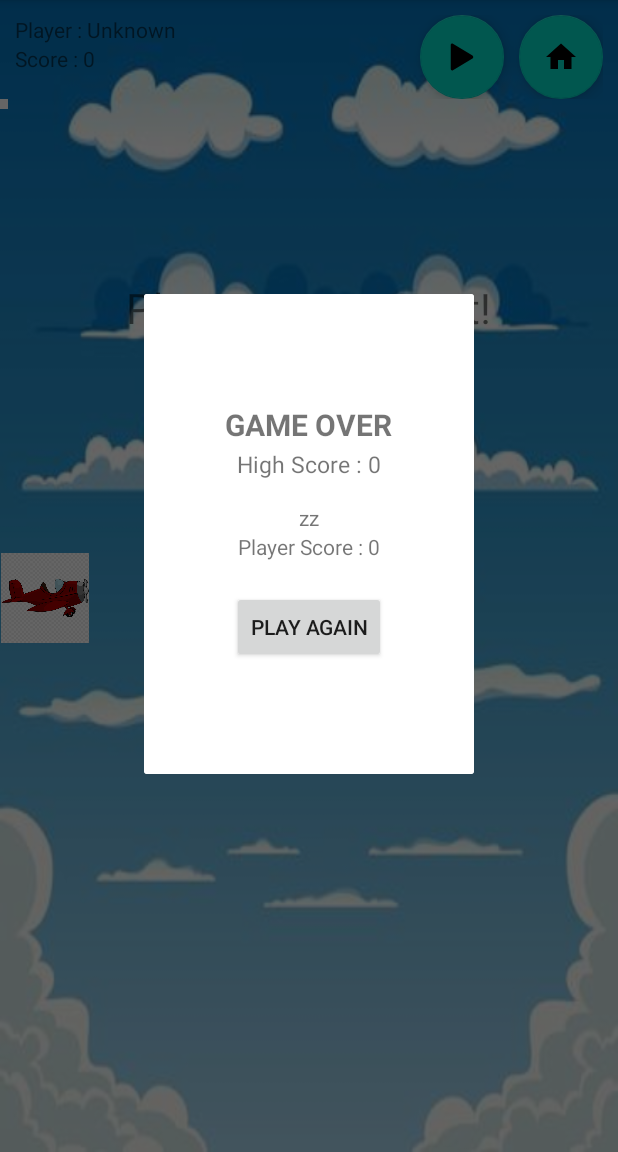
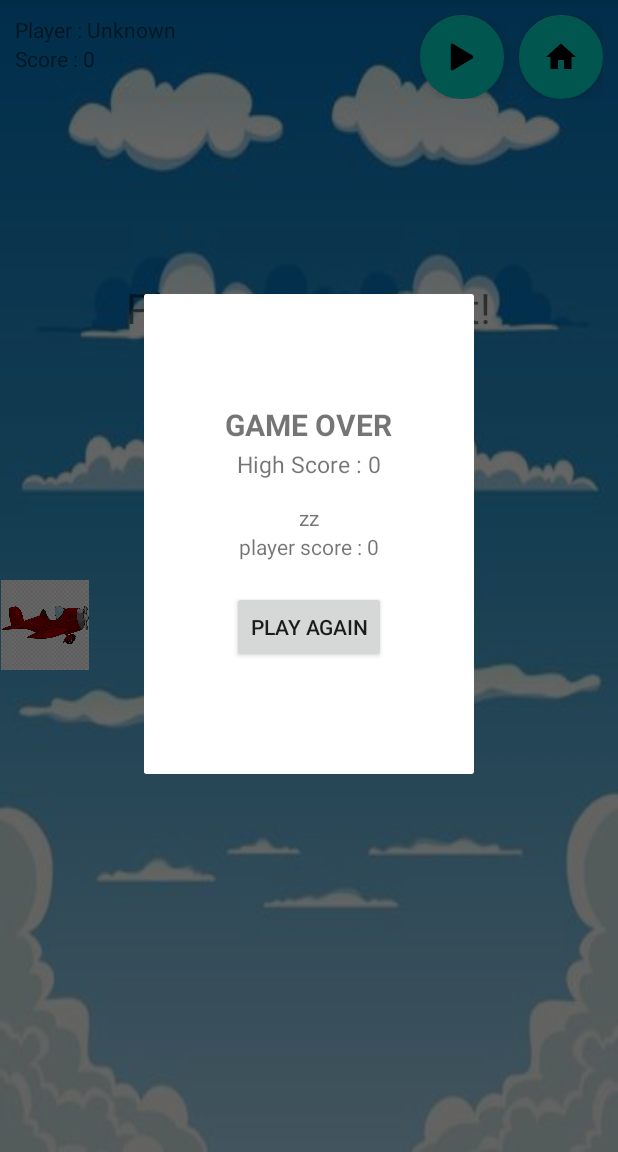
Before and after one commit to frederick98/TugasBesar-02, an Android app: the fragment GameOverFragment placed in its activity, on a phone screen of 412 x 824 dp, the part 84-1236 px from its top. Run offline under Robolectric (Android 15) with nearby library versions, the phone set to English and light mode, and no system bars.

Commit message:
Auto stash before merge of "developed" and "origin/master"

```diff
--- a/TugasBesar02/app/src/main/java/com/example/tugasbesar_02/MainActivity.java
+++ b/TugasBesar02/app/src/main/java/com/example/tugasbesar_02/MainActivity.java
@@ -2,15 +2,11 @@
 
 import androidx.appcompat.app.AppCompatActivity;
 import android.app.FragmentTransaction;
-import android.graphics.Bitmap;
-import android.graphics.Canvas;
-import android.graphics.Paint;
 import android.os.Bundle;
 import android.os.Handler;
 import android.util.Log;
 import android.view.MotionEvent;
 import android.view.View;
-import android.widget.Button;
 import android.widget.FrameLayout;
 import android.widget.ImageView;
 import android.widget.TextView;
@@ -21,9 +17,6 @@
 import java.util.TimerTask;
 
 public class MainActivity extends AppCompatActivity implements View.OnClickListener,FragmentListener {
-    protected Bitmap mBitmap;
-    protected Canvas mCanvas;
-    protected Paint strokePaint;
     protected FloatingActionButton fabPause;
     protected FloatingActionButton fabMenu;
     protected TextView tvPlayerName;
@@ -75,15 +68,15 @@
         this.fabPause.setOnClickListener(this);
         this.fabMenu.setOnClickListener(this);
 
-        tvScore.setText("Score : " + this.score);
-
-        this.plane = new Plane(this);
+        //this.plane = new Plane(this);
         this.enemyPlane = new EnemyPlane(this);
         this.bomb = new Bomb(this);
         this.fuel = new Fuel(this);
         this.reward = new Reward(this);
 
         this.url = "http://p3b.labftis.net/api.php";
+
+        tvScore.setText("Score : " + this.score);
     }
 
     public void changePosition() {
@@ -92,9 +85,9 @@
 
         // spawn object
         this.enemyPlane.spawn();
-        this.bomb.spawn();
-        this.fuel.spawn();
-        this.reward.spawn();
+        //this.bomb.spawn();
+        //this.fuel.spawn();
+        //this.reward.spawn();
 
         // move plane, dibuat kalo touch nanti naek, kalo release nanti turun
         if(action_flg == true){
@@ -106,6 +99,13 @@
             planeY += 20;
         }
 
+        canvasLimit();
+
+        tvScore.setText("Score : " + this.score);
+    }
+
+    // method ini untuk membuat si object plane dibatasi movementnya sama canvasnya
+    private void canvasLimit(){
         // check plane position
         if(planeY < 0){
             planeY = 0;
@@ -122,23 +122,28 @@
     kalo kena reward +=50
     kalo kena fuel +=20
      */
+    public void hitStatus(){
+        // ngitungnya kalo kena center si ivplane(plane1) berarti kena, jadi objek yg dikenain ilang
+        int plane2DiaX = enemyPlane.getX() + enemyPlane.getWidth() / 2;
+        int plane2DiaY = enemyPlane.getY() + enemyPlane.getHeight() / 2;
 
-    public void hitStatus(){
-        int plane2DiaX = this.enemyPlane.getX() + (this.enemyPlane.getWidth() / 2);
-        int plane2DiaY = this.enemyPlane.getY() + (this.enemyPlane.getHeight() / 2);
+        Log.d("zz", plane2DiaX+"");
+        Log.d("zz", plane2DiaY+"");
 
-        // ngitungnya kalo kena center si ivplane(plane1) berarti kena, jadi objek yg dikenain ilang
-       boolean nempel=ivPlane.getX()==this.enemyPlane.getX();
-       boolean nempel2 =ivPlane.getY()==this.enemyPlane.getY();
-        //boolean nempel = 0<=plane2DiaX;
-        //boolean sejajarDalamP1 = ((plane2DiaY <= planeSize)); //|| (bombDiaY<=planeSize));
-        //boolean samaTinggiDalamP1 = ((planeY<=plane2DiaY)); //||(planeY<=bombY));
-        //boolean didalamP1 = plane2DiaY<=planeY+planeSize;
+        boolean kena = 0<=plane2DiaX;
+        boolean kena2 = plane2DiaX<=planeHeight;
+        boolean kena3 = planeY<=plane2DiaY;
+        boolean kena4 = plane2DiaY<=planeY+planeHeight;
 
-        if(nempel && nempel2){
+        if(kena && kena2 && kena3 && kena4){
+            Log.d("zz", "kena " + kena);
+             Log.d("zz", "kena2 " + kena2);
+            Log.d("zz", "kena3 " + kena3);
+            Log.d("zz", "kena4 " + kena4);
             this.score -= 10;
+            enemyPlane.setX(enemyPlane.x -= 10);
+
             this.tvScore.setText("Score: " + this.score);
-            this.enemyPlane.setX(this.enemyPlane.x -= 10);
 
             // stop playing
             this.timer.cancel();
@@ -196,49 +201,6 @@
         return true;
     }
 
-
-    /*
-    public void initiateCanvas() {
-        // 1. Create Bitmap
-        this.mBitmap = Bitmap.createBitmap(this.ivCanvas.getWidth(), this.ivCanvas.getHeight(), Bitmap.Config.ARGB_8888);
-
-        // 2. Associate the bitmap to the ImageView.
-        this.ivCanvas.setImageBitmap(mBitmap);
-
-        // 3. Create a Canvas with the bitmap.
-        this.mCanvas = new Canvas(mBitmap);
-        this.resetCanvas();
-
-        // new paint for stroke + style (Paint.Style.STROKE)
-        this.strokePaint = new Paint();
-        this.strokePaint.setColor(Color.BLUE);
-
-        //create pesawat
-        /*
-        Pesawat p = new Pesawat(100, 100, 100);
-        p.drawTriangle(this.mCanvas, this.strokePaint);
-        p.setOnTouchListener(onTouchListener());
-        p.getOnTouchListener();
-
-
-
-        //resetCanvas
-        this.ivCanvas.invalidate();
-
-
-
-    public void resetCanvas() {
-        // 4. Draw canvas background
-        // Fill the entire canvas with solid color.
-        int mColorBackground = ResourcesCompat.getColor(getResources(), R.color.colorPrimary, null);
-        mCanvas.drawColor(mColorBackground);
-
-        // 5. force draw
-        this.ivCanvas.invalidate();
-    }
-
-     */
-
     @Override
     public void onClick(View view) {
        if(view.getId() == this.fabPause.getId()){
--- a/TugasBesar02/app/src/main/java/com/example/tugasbesar_02/MyAsyncTask.java
+++ b/TugasBesar02/app/src/main/java/com/example/tugasbesar_02/MyAsyncTask.java
@@ -6,11 +6,9 @@
 import java.io.IOException;
 import java.io.InputStream;
 import java.io.InputStreamReader;
-import java.io.UnsupportedEncodingException;
 import java.net.HttpURLConnection;
 import java.net.MalformedURLException;
 import java.net.URL;
-import java.net.URLEncoder;
 
 public class MyAsyncTask extends AsyncTask<String,String,String> {
     protected MainActivity mainActivity;
--- a/TugasBesar02/app/src/main/res/layout/activity_main.xml
+++ b/TugasBesar02/app/src/main/res/layout/activity_main.xml
@@ -1,6 +1,5 @@
 <?xml version="1.0" encoding="utf-8"?>
 <LinearLayout
-    android:id="@+id/mainLayout"
     xmlns:android="http://schemas.android.com/apk/res/android"
     xmlns:tools="http://schemas.android.com/tools"
     android:layout_width="match_parent"
@@ -28,13 +27,13 @@
                 android:id="@+id/tv_playerName"
                 android:layout_width="match_parent"
                 android:layout_height="wrap_content"
-                android:text="Player : Unknown"/>
+                android:text="@string/main_tv_playerName"/>
 
             <TextView
                 android:id="@+id/tv_score"
                 android:layout_width="wrap_content"
                 android:layout_height="wrap_content"
-                android:text="Score : 0"/>
+                android:text="@string/main_tvScore"/>
         </LinearLayout>
 
         <com.google.android.material.floatingactionbutton.FloatingActionButton
@@ -43,7 +42,7 @@
             android:layout_width="wrap_content"
             android:layout_height="wrap_content"
             app:srcCompat="@drawable/ic_play_24"
-            android:text="Pause"/>
+            android:text="@string/main_fab_Pause"/>
 
         <com.google.android.material.floatingactionbutton.FloatingActionButton
             android:id="@+id/fab_menu"
@@ -52,19 +51,18 @@
             android:layout_height="wrap_content"
             app:srcCompat="@drawable/ic_menu_24"
             android:layout_marginLeft="10dp"/>
-
     </LinearLayout>
 
     <FrameLayout
         android:id="@+id/frame_canvas"
         android:layout_width="match_parent"
-        android:layout_height="665dp">
+        android:layout_height="match_parent">
 
         <TextView
             android:id="@+id/tv_welcome"
             android:layout_width="wrap_content"
             android:layout_height="wrap_content"
-            android:text="Please Tap to Start!"
+            android:text="@string/main_tv_Welcome"
             android:layout_gravity="center_horizontal"
             android:layout_marginTop="120dp"
             android:textSize="28sp"/>
@@ -78,8 +76,8 @@
 
         <ImageView
             android:id="@+id/iv_plane_enemy"
-            android:layout_width="60dp"
-            android:layout_height="60dp"
+            android:layout_width="50dp"
+            android:layout_height="50dp"
             android:src="@drawable/plane1"/>
 
         <ImageView
--- a/TugasBesar02/app/src/main/res/layout/fragment_game_over.xml
+++ b/TugasBesar02/app/src/main/res/layout/fragment_game_over.xml
@@ -10,54 +10,46 @@
         android:layout_width="220dp"
         android:layout_height="320dp"
         android:orientation="vertical"
-        android:gravity="center"
-        >
+        android:gravity="center">
 
         <TextView
             android:layout_width="wrap_content"
             android:layout_height="wrap_content"
-            android:text="GAME OVER"
+            android:text="@string/fg_tv_gameOver"
             android:textSize="20dp"
             android:textStyle="bold"
-            android:paddingBottom="2dp"
-            >
+            android:paddingBottom="2dp">
         </TextView>
 
         <TextView
+            android:id="@+id/tv_over_highScore"
             android:layout_width="wrap_content"
             android:layout_height="wrap_content"
-            android:text="High Score : 0"
-            android:id="@+id/tv_over_highScore"
+            android:text="@string/fg_tv_overHighScore"
             android:paddingBottom="15dp"
-            android:textSize="15dp"
-            >
+            android:textSize="15dp">
         </TextView>
 
         <TextView
+            android:id="@+id/tv_over_playerName"
             android:layout_width="wrap_content"
             android:layout_height="wrap_content"
-            android:text="Player Name : "
-            android:id="@+id/tv_over_playerName"
-            >
+            android:text="@string/fg_tv_playerName">
         </TextView>
 
         <TextView
+            android:id="@+id/tv_over_playerScore"
             android:layout_width="wrap_content"
             android:layout_height="wrap_content"
-            android:text="Player Score : 0"
-            android:id="@+id/tv_over_playerScore"
-            >
+            android:text="@string/fg_tv_overScore">
         </TextView>
 
         <Button
+            android:id="@+id/btn_playAgain"
             android:layout_width="wrap_content"
             android:layout_height="wrap_content"
-            android:text="PLAY AGAIN"
-            android:id="@+id/btn_playAgain"
-            android:layout_marginTop="20dp"
-            >
+            android:text="@string/fg_btn_play"
+            android:layout_marginTop="20dp">
         </Button>
-
     </LinearLayout>
-
 </FrameLayout>
--- a/TugasBesar02/app/src/main/res/values/strings.xml
+++ b/TugasBesar02/app/src/main/res/values/strings.xml
@@ -3,4 +3,21 @@
 
     <!-- TODO: Remove or change this placeholder text -->
     <string name="hello_blank_fragment">Hello blank fragment</string>
+    <string name="main_tv_playerName">Player : Unknown</string>
+    <string name="main_tvScore">Score : 0</string>
+    <string name="main_fab_Pause">Pause</string>
+    <string name="main_tv_Welcome">Please Tap to Start!</string>
+
+    <string name="fg_tv_gameOver">GAME OVER</string>
+    <string name="fg_tv_overHighScore">High Score : 0</string>
+    <string name="fg_tv_playerName">player name</string>
+    <string name="fg_tv_overScore">player score : 0</string>
+    <string name="fg_btn_play">PLAY AGAIN</string>
+
+    <string name="fm_et_userName">Please enter username</string>
+    <string name="fm_btn_start">START</string>
+    <string name="fm_btn_exit">EXIT</string>
+
+    <string name="fp_btn_pause">UNPAUSE</string>
+    <string name="fp_tv_pause">PAUSED</string>
 </resources>
```
Also changed, not shown: TugasBesar02/app/src/main/java/com/example/tugasbesar_02/EnemyPlane.java (+10 -2 lines), TugasBesar02/app/src/main/java/com/example/tugasbesar_02/ThreadMove.java (deleted, +0 -45 lines), TugasBesar02/app/src/main/java/com/example/tugasbesar_02/UIHandler.java (deleted, +0 -37 lines), TugasBesar02/app/src/main/res/layout/fragment_menu.xml (+6 -6 lines), TugasBesar02/app/src/main/res/layout/fragment_pause.xml (+4 -4 lines).
